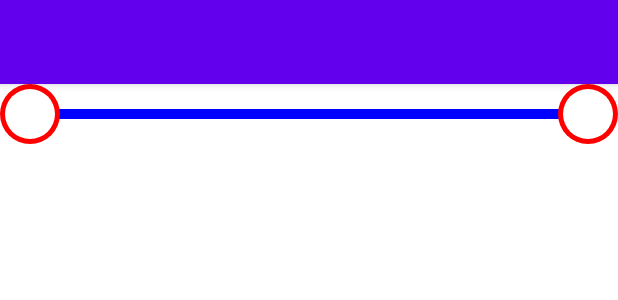
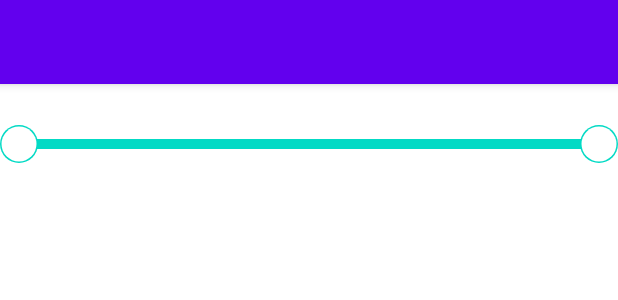
Before and after one commit to Leo199206/BidirectionalSeekBar, an Android app: the layout activity_main.xml on its own in the app's theme, with its tools: preview values and no code run, on a phone screen of 412 x 824 dp. Shown: the top 300 px of the screen. Run offline under Robolectric (Android 15) with nearby library versions, the phone set to English and light mode, and no system bars.

Commit message:
feat: 处理控件Padding

```diff
--- a/BidirectionalSeekBar/src/main/kotlin/com/plant/bidirectionalseekbar/BidirectionalSeekBar.kt
+++ b/BidirectionalSeekBar/src/main/kotlin/com/plant/bidirectionalseekbar/BidirectionalSeekBar.kt
@@ -202,8 +202,16 @@ class BidirectionalSeekBar : View {
      */
     override fun onMeasure(widthMeasureSpec: Int, heightMeasureSpec: Int) {
         super.onMeasure(widthMeasureSpec, heightMeasureSpec)
-        val width = measureSize(widthMeasureSpec, 300)
-        val height = measureSize(heightMeasureSpec, 60)
+        var width = measureSize(widthMeasureSpec, 300)
+        var height = measureSize(heightMeasureSpec, 60)
+        val withMode = MeasureSpec.getMode(widthMeasureSpec)
+        val heightMode = MeasureSpec.getMode(heightMeasureSpec)
+        if (withMode != MeasureSpec.EXACTLY) {
+            width += paddingLeft + paddingRight
+        }
+        if (heightMode != MeasureSpec.EXACTLY) {
+            height += paddingTop + paddingBottom
+        }
         setMeasuredDimension(width, height)
     }
 
@@ -250,8 +258,8 @@ class BidirectionalSeekBar : View {
     private fun initPosition() {
         startThumbX = thumbStrokeRadius
         endThumbX = width - thumbStrokeRadius
-        startBorderX = startThumbX
-        endBorderX = endThumbX
+        startBorderX = startThumbX + paddingLeft
+        endBorderX = endThumbX - paddingRight
         centerY = height / 2f
     }
 
@@ -454,7 +462,7 @@ class BidirectionalSeekBar : View {
      * @return Float
      */
     private fun getSeekBarWith(): Float {
-        return (measuredWidth - thumbStrokeSize).toFloat()
+        return (width - paddingLeft - paddingRight - thumbStrokeSize).toFloat()
     }
 
 
@@ -488,8 +496,8 @@ class BidirectionalSeekBar : View {
         startProgress = (this.startValue - this.startTotalValue) / total
         endProgress = (this.endValue - this.startTotalValue) / total
         post {
-            startThumbX = startProgress * getSeekBarWith() + thumbStrokeRadius
-            endThumbX = endProgress * getSeekBarWith() + thumbStrokeRadius
+            startThumbX = startProgress * getSeekBarWith() + thumbStrokeRadius + paddingLeft
+            endThumbX = endProgress * getSeekBarWith() + thumbStrokeRadius + paddingLeft
             postInvalidate()
         }
     }
--- a/app/src/main/java/com/example/bidirectionalseekbar/MainActivity.kt
+++ b/app/src/main/java/com/example/bidirectionalseekbar/MainActivity.kt
@@ -20,11 +20,9 @@ class MainActivity : AppCompatActivity() {
 
     override fun onCreate(savedInstanceState: Bundle?) {
         super.onCreate(savedInstanceState)
-
         binding = ActivityMainBinding.inflate(layoutInflater)
         setContentView(binding.root)
         setSupportActionBar(binding.toolbar)
-
         binding.seekBar.setValue(30f, 130f, 60f, 80f)
         binding.seekBar.setEnable(true)
         binding.seekBar.setSeekBarChangeListener(object :
--- a/app/src/main/res/layout/activity_main.xml
+++ b/app/src/main/res/layout/activity_main.xml
@@ -4,8 +4,8 @@
     xmlns:tools="http://schemas.android.com/tools"
     android:layout_width="match_parent"
     android:layout_height="match_parent"
+    android:gravity="center_horizontal"
     android:orientation="vertical"
-    android:gravity="center_horizontal"
     tools:context=".MainActivity">
 
     <com.google.android.material.appbar.AppBarLayout
@@ -25,7 +25,22 @@
     <com.plant.bidirectionalseekbar.BidirectionalSeekBar
         android:id="@+id/seek_bar"
         android:layout_width="match_parent"
-        android:layout_height="wrap_content" />
+        android:layout_height="wrap_content"
+        android:padding="20dp"
+        app:thumbSize="23dp"
+        app:thumbEnableColor="@color/white"
+        app:thumbDisableColor="@color/white"
+        app:thumbStrokeEnableColor="@color/teal_200"
+        app:thumbStrokeDisableColor="@color/teal_700"
+        app:trackFgDisableColor="@color/teal_700"
+        app:trackFgEnableColor="@color/teal_200"
+        app:trackBgDisableColor="@color/cardview_shadow_start_color"
+        app:trackBgEnableColor="@color/cardview_shadow_start_color"
+        android:paddingLeft="15dp"
+        android:paddingRight="15dp"
+        android:paddingTop="20dp"
+        android:paddingBottom="20dp"
+        app:thumbStrokeSize="25dp" />
 
 
 </LinearLayout>
```
